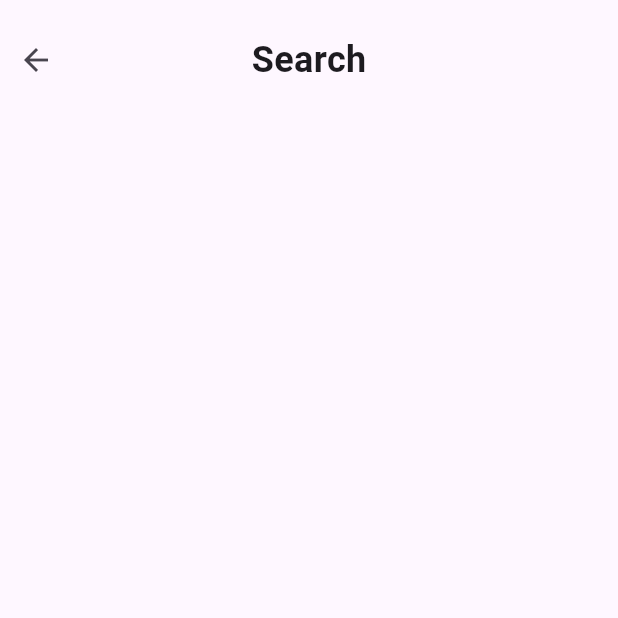
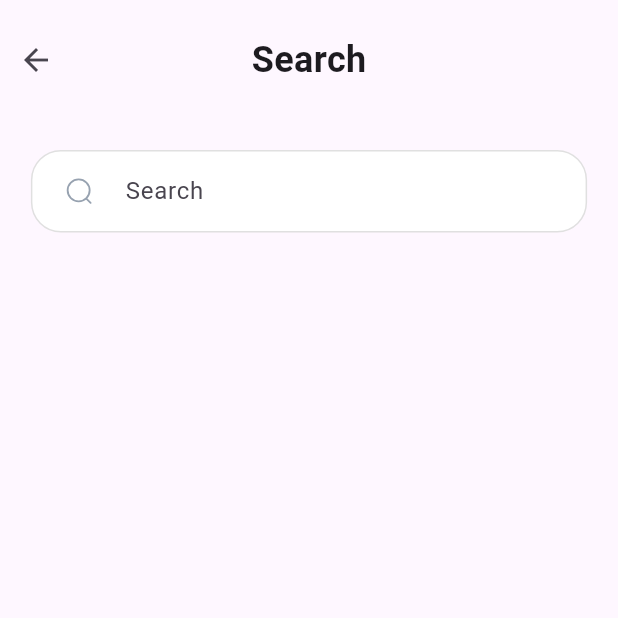
Before and after one commit to krishnanx/Flutter_app, a Flutter app: the screen it shows after launch, item 2 of the bottom bar chosen, on a phone screen of 412 x 824 dp, the top half of it. Run offline on Flutter 3.47's test engine with Material 3 defaults, Android fonts, the phone set to English and light mode, and no system bars; our stand-ins replace dio, flutter_riverpod, flutter_svg; network calls fail.

Commit message:
textfield added

```diff
--- a/lib/screens/search_screen.dart
+++ b/lib/screens/search_screen.dart
@@ -1,4 +1,5 @@
 import 'package:flutter/material.dart';
+import 'package:flutter_task/widgets/search.dart';
 
 class SearchScreen extends StatelessWidget {
   const SearchScreen({super.key});
@@ -32,7 +33,18 @@ class SearchScreen extends StatelessWidget {
           ),
           child: Column(
             mainAxisAlignment: MainAxisAlignment.start,
-            children: [],
+            children: [
+              Row(
+                mainAxisAlignment: MainAxisAlignment.center,
+                children: [
+                  SizedBox(
+                    width: MediaQuery.of(context).size.width * 0.9,
+                    height: 55,
+                    child: Search(),
+                  ),
+                ],
+              ),
+            ],
           ),
         ),
       ),
--- /dev/null
+++ b/lib/widgets/search.dart
@@ -0,0 +1,33 @@
+import 'package:flutter/material.dart';
+import 'package:flutter_svg/flutter_svg.dart';
+
+class Search extends StatelessWidget {
+  const Search({super.key});
+
+  @override
+  Widget build(BuildContext context) {
+    return Container(
+      padding: const EdgeInsets.symmetric(horizontal: 0, vertical: 0),
+      decoration: BoxDecoration(
+        color: Colors.white,
+        borderRadius: BorderRadius.circular(20),
+        border: Border.all(color: Colors.grey.shade300, width: 1),
+      ),
+      child: Row(
+        children: [
+          SvgPicture.asset('assets/icons/Search.svg', height: 40),
+          Expanded(
+            child: TextField(
+              decoration: const InputDecoration(
+                hintText: 'Search',
+                border: InputBorder.none,
+                isDense: true,
+              ),
+              style: const TextStyle(fontSize: 16),
+            ),
+          ),
+        ],
+      ),
+    );
+  }
+}
```
Also changed, not shown: assets/icons/Search.svg.
